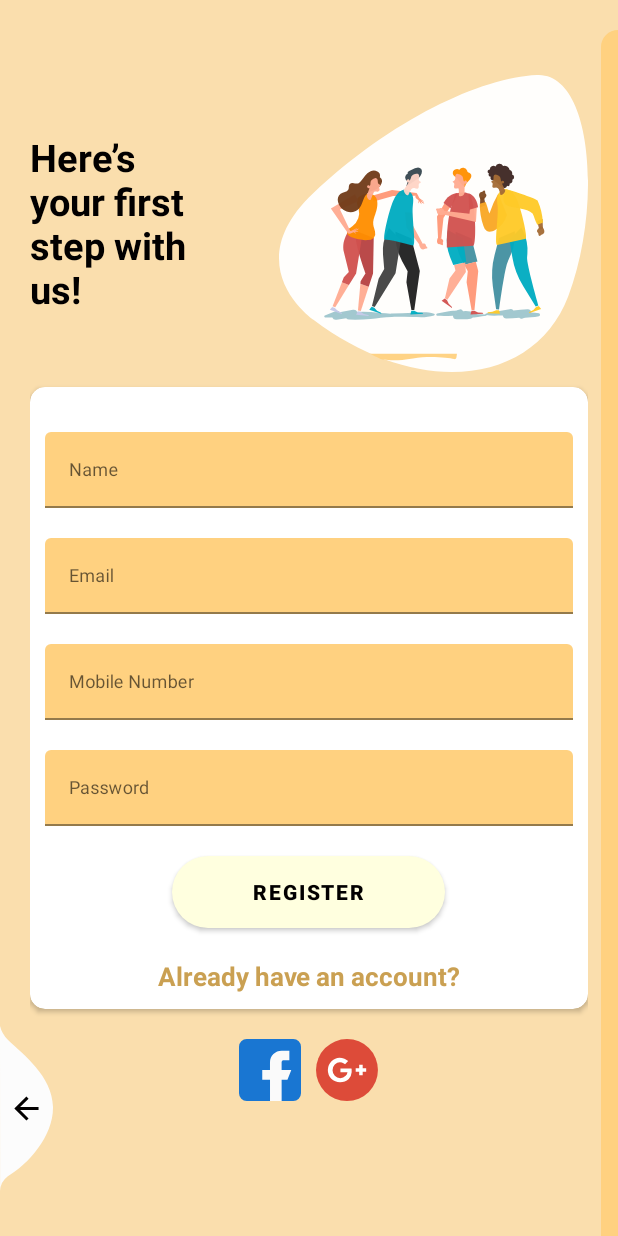
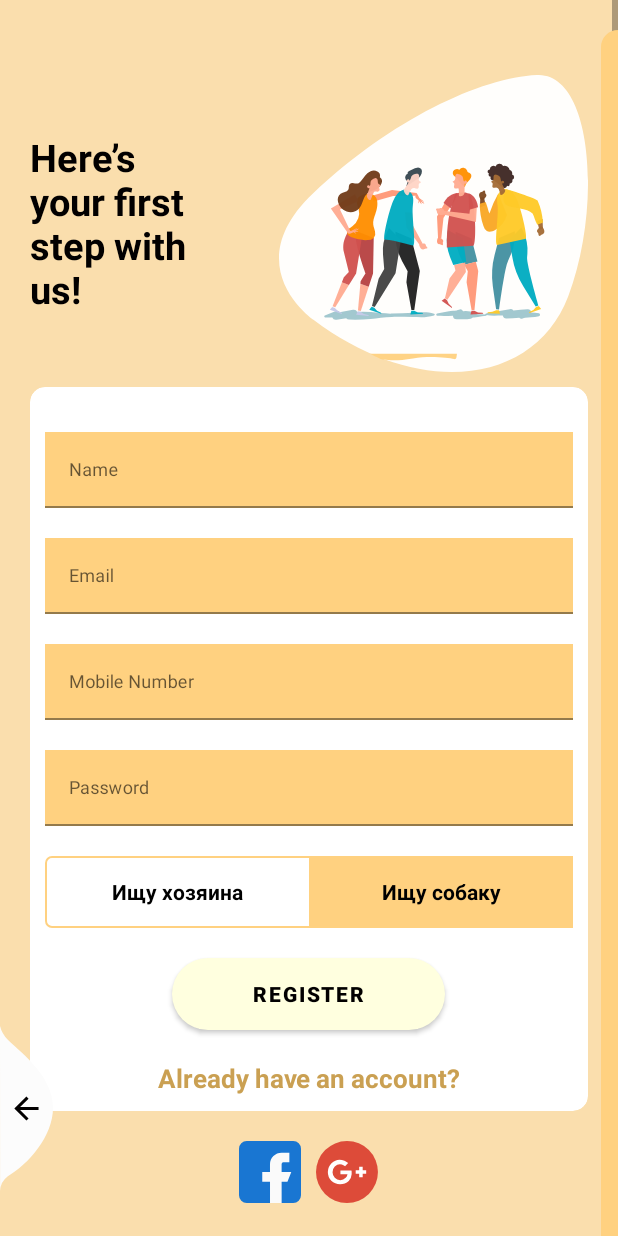
Before and after one commit to peltorator/psynder, an Android app: the RegistrationFragment screen opened through its navigation route, on a phone screen of 412 x 824 dp. Run offline under Robolectric (Android 15) with nearby library versions, the phone set to English and light mode, and no system bars; our stand-ins replace data binding; libraries missing offline, so code that uses them is left out: br.com.simplepass; plain views replace CircularProgressButton.

Commit message:
Fix text fields' background

```diff
--- /dev/null
+++ b/android/app/src/main/res/drawable/outline.xml
@@ -0,0 +1,9 @@
+<?xml version="1.0" encoding="utf-8"?>
+<shape xmlns:android="http://schemas.android.com/apk/res/android"
+    android:shape="rectangle">
+    <corners android:radius="4dp" />
+    <solid android:color="@color/white" />
+    <stroke
+        android:width="1dp"
+        android:color="@color/colorSecondary" />
+</shape>
--- /dev/null
+++ b/android/app/src/main/res/drawable/toggle_widget_background.xml
@@ -0,0 +1,6 @@
+<?xml version="1.0" encoding="utf-8"?>
+<selector xmlns:android="http://schemas.android.com/apk/res/android">
+    <item android:drawable="@color/colorSecondary" android:state_checked="true" />
+    <item android:drawable="@color/colorSecondary" android:state_pressed="true" />
+    <item android:drawable="@color/transparent" />
+</selector>
--- a/android/app/src/main/res/layout/fragment_login.xml
+++ b/android/app/src/main/res/layout/fragment_login.xml
@@ -15,7 +15,7 @@
     <ScrollView
         android:layout_width="match_parent"
         android:layout_height="wrap_content"
-        android:layout_alignParentLeft="true"
+        android:layout_alignParentStart="true"
         android:layout_alignParentTop="true"
         android:layout_centerInParent="true"
         android:paddingTop="20dp">
@@ -32,7 +32,7 @@
 
                 <TextView
                     style="@style/viewParent.headerText.NoMode"
-                    android:layout_alignParentLeft="true"
+                    android:layout_alignParentStart="true"
                     android:layout_centerVertical="true"
                     android:text="Already \nhave an \nAccount?" />
 
@@ -40,18 +40,18 @@
                     android:layout_width="wrap_content"
                     android:layout_height="wrap_content"
                     android:layout_alignParentTop="true"
-                    android:layout_alignParentRight="true"
+                    android:layout_alignParentEnd="true"
                     android:src="@drawable/ic_register_hero" />
             </RelativeLayout>
 
             <com.google.android.material.textfield.TextInputLayout
                 android:id="@+id/textInputEmail"
-                style="@style/parent"
+                style="@style/editTextField"
                 android:layout_marginTop="@dimen/loginViewsMargin">
 
                 <EditText
                     android:id="@+id/editTextEmail"
-                    style="@style/modifiedEditText"
+                    style="@style/editText"
                     android:hint="@string/login_email_hint"
                     android:inputType="textEmailAddress"
                     android:maxLines="1" />
@@ -59,12 +59,12 @@
 
             <com.google.android.material.textfield.TextInputLayout
                 android:id="@+id/textInputPassword"
-                style="@style/parent"
+                style="@style/editTextField"
                 android:layout_marginTop="@dimen/loginViewsMargin">
 
                 <EditText
                     android:id="@+id/editTextPassword"
-                    style="@style/modifiedEditText"
+                    style="@style/editText"
                     android:hint="@string/login_password_hint"
                     android:inputType="textPassword"
                     android:maxLines="1" />
@@ -113,7 +113,7 @@
                 <ImageView
                     android:layout_width="wrap_content"
                     android:layout_height="wrap_content"
-                    android:layout_marginLeft="10dp"
+                    android:layout_marginStart="10dp"
                     android:src="@drawable/ic_google_plus" />
             </LinearLayout>
         </LinearLayout>
@@ -123,7 +123,7 @@
         android:layout_width="11dp"
         android:layout_height="match_parent"
         android:layout_alignParentTop="true"
-        android:layout_alignParentRight="true"
+        android:layout_alignParentEnd="true"
         android:layout_marginTop="20dp"
         android:background="@drawable/ic_side_bg" />
 
@@ -131,9 +131,9 @@
         android:id="@+id/navigateButton"
         android:layout_width="wrap_content"
         android:layout_height="wrap_content"
-        android:layout_alignParentRight="true"
+        android:layout_alignParentEnd="true"
         android:layout_alignParentBottom="true"
-        android:layout_marginRight="11dp"
+        android:layout_marginEnd="11dp"
         android:layout_marginBottom="30dp"
         android:src="@drawable/ic_add_img" />
 </RelativeLayout>
--- a/android/app/src/main/res/layout/fragment_registration.xml
+++ b/android/app/src/main/res/layout/fragment_registration.xml
@@ -28,7 +28,7 @@
 
                 <TextView
                     style="@style/viewParent.headerText.NoMode"
-                    android:layout_alignParentLeft="true"
+                    android:layout_alignParentStart="true"
                     android:layout_centerVertical="true"
                     android:text="Here’s\nyour first\nstep with \nus! "
                     android:textColor="@color/darkTextColor" />
@@ -37,7 +37,7 @@
                     android:layout_width="wrap_content"
                     android:layout_height="wrap_content"
                     android:layout_alignParentTop="true"
-                    android:layout_alignParentRight="true"
+                    android:layout_alignParentEnd="true"
                     android:src="@drawable/ic_login_hero" />
             </RelativeLayout>
 
@@ -56,12 +56,14 @@
 
                     <com.google.android.material.textfield.TextInputLayout
                         android:id="@+id/textInputName"
-                        style="@style/parent"
+                        style="@style/editTextField"
+                        app:boxCornerRadiusBottomEnd="10dp"
+                        app:boxCornerRadiusBottomStart="27dp"
                         android:layout_marginTop="@dimen/loginViewsMargin">
 
                         <EditText
                             android:id="@+id/editTextName"
-                            style="@style/modifiedEditText"
+                            style="@style/editText"
                             android:hint="Name"
                             android:inputType="textPersonName"
                             android:maxLines="1" />
@@ -69,25 +71,25 @@
 
                     <com.google.android.material.textfield.TextInputLayout
                         android:id="@+id/textInputEmail"
-                        style="@style/parent"
+                        style="@style/editTextField"
                         android:layout_marginTop="@dimen/loginViewsMargin">
 
                         <EditText
                             android:id="@+id/editTextEmail"
-                            style="@style/modifiedEditText"
+                            style="@style/editText"
                             android:hint="@string/login_email_hint"
                             android:inputType="textEmailAddress"
-                            android:maxLines="1" />
+                            android:maxLines="1"/>
                     </com.google.android.material.textfield.TextInputLayout>
 
                     <com.google.android.material.textfield.TextInputLayout
                         android:id="@+id/textInputMobile"
-                        style="@style/parent"
+                        style="@style/editTextField"
                         android:layout_marginTop="@dimen/loginViewsMargin">
 
                         <EditText
                             android:id="@+id/editTextMobile"
-                            style="@style/modifiedEditText"
+                            style="@style/editText"
                             android:hint="Mobile Number"
                             android:inputType="phone"
                             android:maxLines="1" />
@@ -95,16 +97,60 @@
 
                     <com.google.android.material.textfield.TextInputLayout
                         android:id="@+id/textInputPassword"
-                        style="@style/parent"
+                        style="@style/editTextField"
                         android:layout_marginTop="@dimen/loginViewsMargin">
 
                         <EditText
                             android:id="@+id/editTextPassword"
-                            style="@style/modifiedEditText"
+                            style="@style/editText"
                             android:hint="@string/login_password_hint"
                             android:inputType="textPassword"
                             android:maxLines="1" />
                     </com.google.android.material.textfield.TextInputLayout>
+
+                    <RadioGroup
+                        android:id="@+id/userTypeButton"
+                        android:checkedButton="@id/lookingForDog"
+                        android:layout_width="match_parent"
+                        android:layout_height="wrap_content"
+                        android:layout_marginTop="20dp"
+                        android:background="@drawable/outline"
+                        android:orientation="horizontal">
+                        <androidx.constraintlayout.widget.ConstraintLayout
+                            android:layout_width="match_parent"
+                            android:layout_height="wrap_content">
+                            <RadioButton
+                                android:id="@+id/lookingForOwner"
+                                android:layout_width="0dp"
+
+                                app:layout_constraintStart_toStartOf="parent"
+                                app:layout_constraintTop_toTopOf="parent"
+                                app:layout_constraintBottom_toBottomOf="parent"
+                                app:layout_constraintEnd_toStartOf="@+id/lookingForDog"
+                                android:layout_height="match_parent"
+                                android:background="@drawable/toggle_widget_background"
+                                android:button="@null"
+                                android:gravity="center"
+                                android:text="@string/looking_for_owner"
+                                android:textStyle="bold"
+                                android:textColor="@color/black"/>
+                            <RadioButton
+                                android:id="@+id/lookingForDog"
+                                android:layout_width="0dp"
+                                app:layout_constraintStart_toEndOf="@+id/lookingForOwner"
+                                app:layout_constraintEnd_toEndOf="parent"
+                                app:layout_constraintTop_toTopOf="parent"
+                                app:layout_constraintBottom_toBottomOf="parent"
+                                android:layout_height="match_parent"
+                                android:background="@drawable/toggle_widget_background"
+                                android:button="@null"
+                                android:gravity="center"
+                                android:text="@string/looking_for_dog"
+                                android:textStyle="bold"
+                                android:textColor="@color/black" />
+                        </androidx.constraintlayout.widget.ConstraintLayout>
+
+                    </RadioGroup>
 
                     <br.com.simplepass.loading_button_lib.customViews.CircularProgressButton
                         android:id="@+id/cirRegisterButton"
@@ -145,7 +191,7 @@
                 <ImageView
                     android:layout_width="wrap_content"
                     android:layout_height="wrap_content"
-                    android:layout_marginLeft="10dp"
+                    android:layout_marginStart="10dp"
                     android:src="@drawable/ic_google_plus" />
             </LinearLayout>
         </LinearLayout>
@@ -154,7 +200,7 @@
         android:layout_width="11dp"
         android:layout_height="match_parent"
         android:layout_alignParentTop="true"
-        android:layout_alignParentRight="true"
+        android:layout_alignParentEnd="true"
         android:layout_marginTop="20dp"
         android:background="@drawable/ic_side_bg" />
 
@@ -162,9 +208,9 @@
         android:id="@+id/navigateButton"
         android:layout_width="wrap_content"
         android:layout_height="wrap_content"
-        android:layout_alignParentLeft="true"
+        android:layout_alignParentStart="true"
         android:layout_alignParentBottom="true"
-        android:layout_marginRight="11dp"
+        android:layout_marginEnd="11dp"
         android:layout_marginBottom="30dp"
         android:adjustViewBounds="false"
         android:src="@drawable/ic_back_img" />
--- a/android/app/src/main/res/values/colors.xml
+++ b/android/app/src/main/res/values/colors.xml
@@ -19,5 +19,6 @@
     <color name="login_bk_color">#fff</color>
     <color name="whiteTextColor">#fff</color>
     <color name="primaryTextColor">#FADEAD</color>
+    <color name="transparent">#00000000</color>
 
 </resources>
--- a/android/app/src/main/res/values/strings.xml
+++ b/android/app/src/main/res/values/strings.xml
@@ -16,4 +16,6 @@
     <string name="title_swipe">Swipe</string>
     <string name="title_profile">Profile</string>
     <string name="title_chat">Chat</string>
+    <string name="looking_for_owner">Ищу хозяина</string>
+    <string name="looking_for_dog">Ищу собаку</string>
 </resources>
--- a/android/app/src/main/res/values/styles.xml
+++ b/android/app/src/main/res/values/styles.xml
@@ -31,9 +31,13 @@
         <item name="android:layout_height">wrap_content</item>
     </style>
 
-    <style name="modifiedEditText" parent="parent">
+    <style name="editTextField" parent="parent">
+        <item name="android:background">@color/colorSecondary</item>
+    </style>
+
+    <style name="editText" parent="parent">
         <item name="android:textSize">@dimen/newsMoreTextSize</item>
-        <item name="android:backgroundTint">@color/colorSecondary</item>
+        <item name="android:background">@color/transparent</item>
     </style>
 
     <style name="loginButton" parent="viewParent">
```
